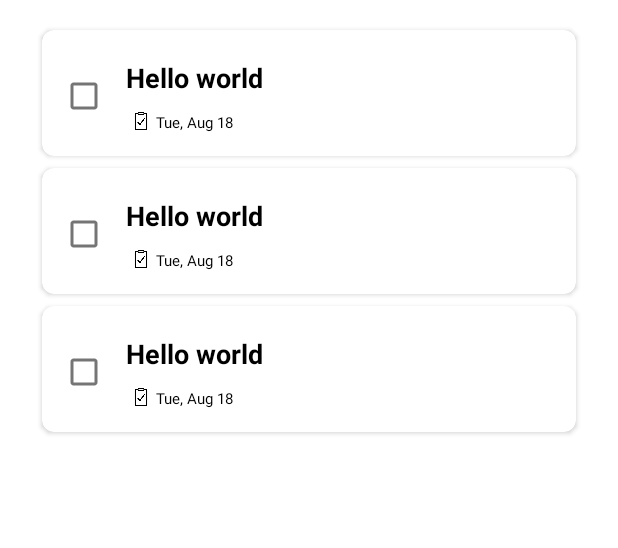
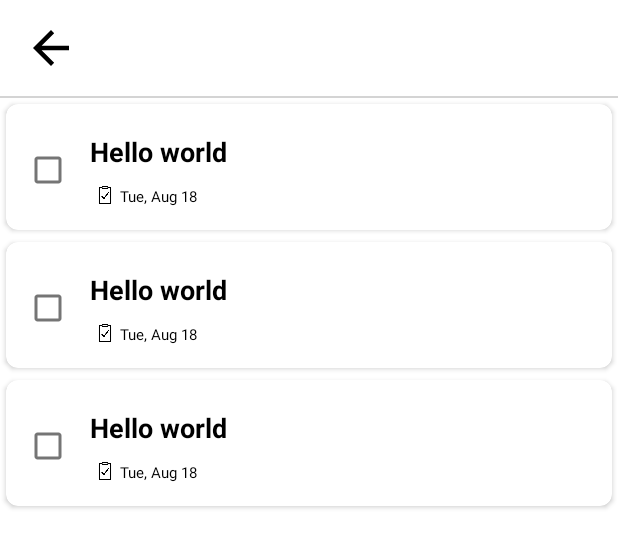
Before and after one commit to greemoid/itHelps, an Android app: the layout fragment_todo_list_tasks.xml on its own in the app's theme, with its tools: preview values and no code run, on a phone screen of 412 x 824 dp. Shown: the top 548 px of the screen. Run offline under Robolectric (Android 15) with nearby library versions, the phone set to English and light mode, and no system bars.

Commit message:
added deleting of tasks

```diff
--- a/app/src/main/java/com/greemoid/ithelps/data/source/TasksCacheDataSource.kt
+++ b/app/src/main/java/com/greemoid/ithelps/data/source/TasksCacheDataSource.kt
@@ -27,4 +27,10 @@ class TasksCacheDataSource(
         val taskDB = domainToDataMapper.map(task)
         tasksDao.insertTask(taskDB = taskDB)
     }
+
+    override suspend fun deleteTask(task: TaskDB) {
+        tasksDao.deleteTask(task)
+    }
+
+
 }
--- a/app/src/main/java/com/greemoid/ithelps/di/DomainModule.kt
+++ b/app/src/main/java/com/greemoid/ithelps/di/DomainModule.kt
@@ -34,4 +34,10 @@ val domainModule = module {
             taskRepository = get()
         )
     }
+
+    single {
+        DeleteTaskUseCase(
+            taskRepository = get()
+        )
+    }
 }
--- a/app/src/main/java/com/greemoid/ithelps/domain/repository/TaskRepository.kt
+++ b/app/src/main/java/com/greemoid/ithelps/domain/repository/TaskRepository.kt
@@ -10,6 +10,7 @@ interface TaskRepository {
 
     fun getTasksByTasksType(taskType: String): LiveData<List<TaskDB>>
 
+    suspend fun insertTask(task: Task)
 
-    suspend fun insertTask(task: Task)
+    suspend fun deleteTask(task: TaskDB)
 }
--- /dev/null
+++ b/app/src/main/res/drawable/ic_arrow_back.xml
@@ -0,0 +1,5 @@
+<vector android:autoMirrored="true" android:height="24dp"
+    android:tint="#000000" android:viewportHeight="24"
+    android:viewportWidth="24" android:width="24dp" xmlns:android="http://schemas.android.com/apk/res/android">
+    <path android:fillColor="@android:color/white" android:pathData="M20,11H7.83l5.59,-5.59L12,4l-8,8 8,8 1.41,-1.41L7.83,13H20v-2z"/>
+</vector>
--- a/app/src/main/res/layout/fragment_todo_list_tasks.xml
+++ b/app/src/main/res/layout/fragment_todo_list_tasks.xml
@@ -5,19 +5,34 @@
     android:layout_width="match_parent"
     android:layout_height="match_parent"
     tools:context=".presentation.todo.TodoListTasksFragment">
+    <View
+        android:id="@+id/view2"
+        android:layout_width="match_parent"
+        android:layout_height="1dp"
+        android:layout_marginTop="64dp"
+        android:background="#D4D4D4"
+        app:layout_constraintEnd_toEndOf="parent"
+        app:layout_constraintStart_toStartOf="parent"
+        app:layout_constraintTop_toTopOf="parent" />
+
+    <ImageView
+        android:id="@+id/btnClose"
+        android:layout_width="36dp"
+        android:layout_height="36dp"
+        android:layout_marginStart="16dp"
+        android:src="@drawable/ic_arrow_back"
+        app:layout_constraintBottom_toTopOf="@+id/view2"
+        app:layout_constraintStart_toStartOf="parent"
+        app:layout_constraintTop_toTopOf="parent" />
 
     <androidx.recyclerview.widget.RecyclerView
         android:id="@+id/recyclerviewListOfTasks"
         android:layout_width="match_parent"
-        android:layout_height="match_parent"
-        android:layout_marginStart="24dp"
-        android:layout_marginTop="16dp"
-        android:layout_marginEnd="24dp"
+        android:layout_height="wrap_content"
         app:layoutManager="androidx.recyclerview.widget.LinearLayoutManager"
-        app:layout_constraintBottom_toBottomOf="parent"
         app:layout_constraintEnd_toEndOf="parent"
         app:layout_constraintStart_toStartOf="parent"
-        app:layout_constraintTop_toTopOf="parent"
+        app:layout_constraintTop_toBottomOf="@+id/view2"
         tools:listitem="@layout/task_item_layout" />
 
 </androidx.constraintlayout.widget.ConstraintLayout>
--- a/app/src/main/res/navigation/nav_graph.xml
+++ b/app/src/main/res/navigation/nav_graph.xml
@@ -108,9 +108,7 @@
         android:name="com.greemoid.ithelps.presentation.todo.TodoListTasksFragment"
         android:label="fragment_todo_list_tasks"
         tools:layout="@layout/fragment_todo_list_tasks" >
-        <action
-            android:id="@+id/action_todoListTasksFragment_self"
-            app:destination="@id/todoListTasksFragment" />
+
         <action
             android:id="@+id/action_todoListTasksFragment_to_todoFragment"
             app:destination="@id/todoFragment" />
```
Also changed, not shown: app/src/main/java/com/greemoid/ithelps/data/db/diaryDB/TasksDao.kt (+4 -4 lines), app/src/main/java/com/greemoid/ithelps/di/PresentationModule.kt (+7 -0 lines), app/src/main/java/com/greemoid/ithelps/domain/usecases/DeleteTaskUseCase.kt (added, +14 -0 lines), app/src/main/java/com/greemoid/ithelps/presentation/todo/TaskItemFragment.kt (+11 -1 lines), app/src/main/java/com/greemoid/ithelps/presentation/todo/TaskItemViewModel.kt (added, +19 -0 lines), app/src/main/java/com/greemoid/ithelps/presentation/todo/TodoListTasksFragment.kt (+4 -3 lines).
